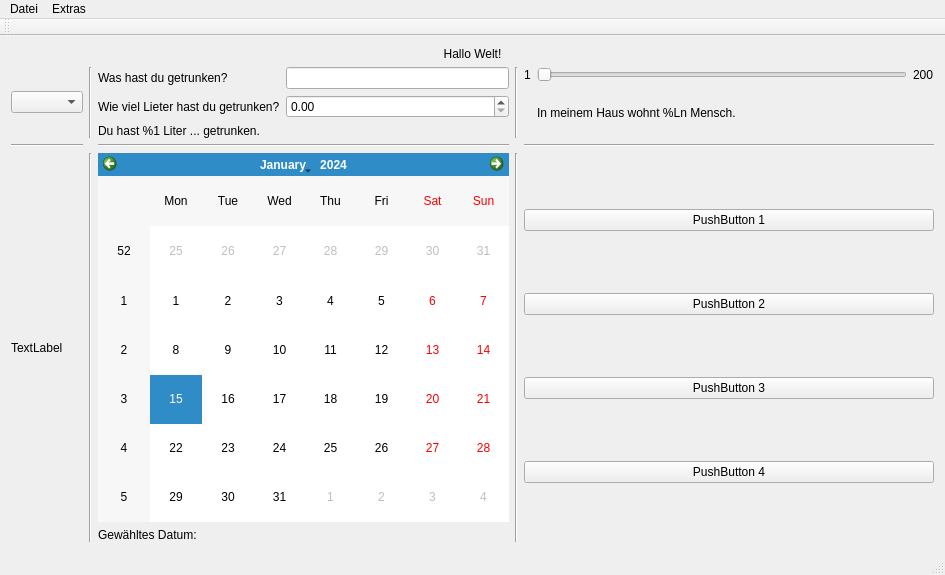
This is mainwindow.ui in benediktrauch/qt-multilang as Qt 5 draws it before an edit. The edited form follows.
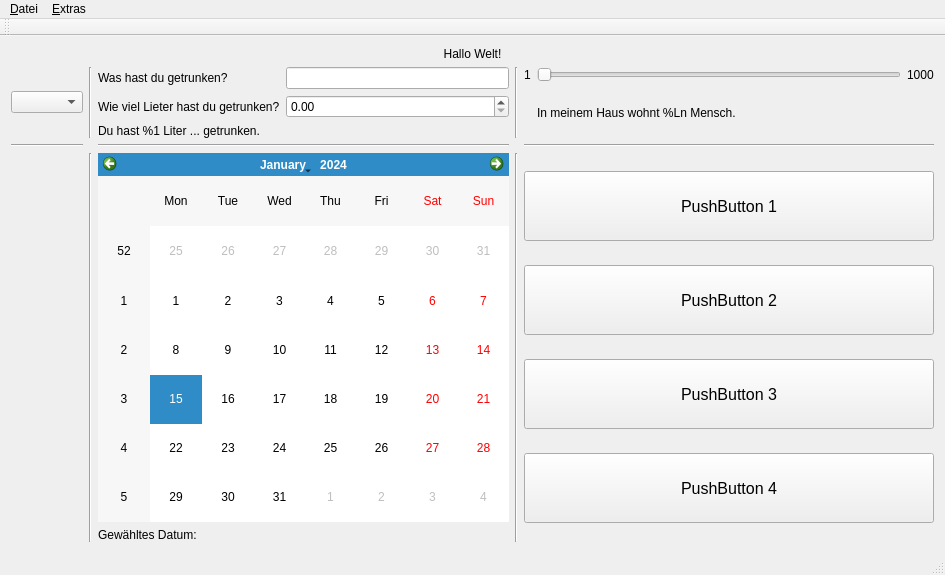
This is the edited form. Icons and pictures are not drawn.

Diff of the .ui file:
```diff
--- a/mainwindow.ui
+++ b/mainwindow.ui
@@ -52,30 +52,147 @@
        <layout class="QVBoxLayout" name="verticalLayout">
         <item>
          <widget class="QPushButton" name="pushButton_1">
+          <property name="sizePolicy">
+           <sizepolicy hsizetype="Minimum" vsizetype="Maximum">
+            <horstretch>0</horstretch>
+            <verstretch>0</verstretch>
+           </sizepolicy>
+          </property>
+          <property name="minimumSize">
+           <size>
+            <width>0</width>
+            <height>70</height>
+           </size>
+          </property>
+          <property name="baseSize">
+           <size>
+            <width>0</width>
+            <height>0</height>
+           </size>
+          </property>
+          <property name="font">
+           <font>
+            <pointsize>12</pointsize>
+           </font>
+          </property>
           <property name="text">
            <string>PushButton 1</string>
           </property>
+          <property name="icon">
+           <iconset resource="icons.qrc">
+            <normaloff>:/icons/smiling.png</normaloff>:/icons/smiling.png</iconset>
+          </property>
+          <property name="iconSize">
+           <size>
+            <width>50</width>
+            <height>50</height>
+           </size>
+          </property>
          </widget>
         </item>
         <item>
          <widget class="QPushButton" name="pushButton_3">
+          <property name="sizePolicy">
+           <sizepolicy hsizetype="Minimum" vsizetype="Maximum">
+            <horstretch>0</horstretch>
+            <verstretch>0</verstretch>
+           </sizepolicy>
+          </property>
+          <property name="minimumSize">
+           <size>
+            <width>0</width>
+            <height>70</height>
+           </size>
+          </property>
+          <property name="font">
+           <font>
+            <pointsize>12</pointsize>
+           </font>
+          </property>
           <property name="text">
            <string>PushButton 2</string>
           </property>
+          <property name="icon">
+           <iconset resource="icons.qrc">
+            <normaloff>:/icons/neutral.png</normaloff>:/icons/neutral.png</iconset>
+          </property>
+          <property name="iconSize">
+           <size>
+            <width>50</width>
+            <height>50</height>
+           </size>
+          </property>
          </widget>
         </item>
         <item>
          <widget class="QPushButton" name="pushButton_2">
+          <property name="sizePolicy">
+           <sizepolicy hsizetype="Minimum" vsizetype="Maximum">
+            <horstretch>0</horstretch>
+            <verstretch>0</verstretch>
+           </sizepolicy>
+          </property>
+          <property name="minimumSize">
+           <size>
+            <width>0</width>
+            <height>70</height>
+           </size>
+          </property>
+          <property name="font">
+           <font>
+            <pointsize>12</pointsize>
+           </font>
+          </property>
           <property name="text">
            <string>PushButton 3</string>
           </property>
+          <property name="icon">
+           <iconset resource="icons.qrc">
+            <normaloff>:/icons/thinking.png</normaloff>:/icons/thinking.png</iconset>
+          </property>
+          <property name="iconSize">
+           <size>
+            <width>50</width>
+            <height>50</height>
+           </size>
+          </property>
          </widget>
         </item>
         <item>
          <widget class="QPushButton" name="pushButton_4">
+          <property name="sizePolicy">
+           <sizepolicy hsizetype="Minimum" vsizetype="Maximum">
+            <horstretch>0</horstretch>
+            <verstretch>0</verstretch>
+           </sizepolicy>
+          </property>
+          <property name="minimumSize">
+           <size>
+            <width>0</width>
+            <height>70</height>
+           </size>
+          </property>
+          <property name="font">
+           <font>
+            <pointsize>12</pointsize>
+           </font>
+          </property>
           <property name="text">
            <string>PushButton 4</string>
           </property>
+          <property name="icon">
+           <iconset resource="icons.qrc">
+            <normaloff>:/icons/fearful.png</normaloff>:/icons/fearful.png</iconset>
+          </property>
+          <property name="iconSize">
+           <size>
+            <width>50</width>
+            <height>50</height>
+           </size>
+          </property>
+          <property name="shortcut">
+           <string>CapsLock</string>
+          </property>
          </widget>
         </item>
        </layout>
@@ -148,6 +265,27 @@
         </item>
        </layout>
       </item>
+      <item row="2" column="0">
+       <widget class="QLabel" name="image_label">
+        <property name="layoutDirection">
+         <enum>Qt::RightToLeft</enum>
+        </property>
+        <property name="styleSheet">
+         <string notr="true">image: url(:/images/bread_de.jpg);
+</string>
+        </property>
+        <property name="text">
+         <string/>
+        </property>
+       </widget>
+      </item>
+      <item row="0" column="1">
+       <widget class="Line" name="line_3">
+        <property name="orientation">
+         <enum>Qt::Vertical</enum>
+        </property>
+       </widget>
+      </item>
       <item row="0" column="4">
        <layout class="QGridLayout" name="gridLayout_3">
         <item row="1" column="1">
@@ -170,7 +308,7 @@
            <number>1</number>
           </property>
           <property name="maximum">
-           <number>200</number>
+           <number>1000</number>
           </property>
           <property name="orientation">
            <enum>Qt::Horizontal</enum>
@@ -180,26 +318,12 @@
         <item row="0" column="2">
          <widget class="QLabel" name="slider_end_label">
           <property name="text">
-           <string>200</string>
+           <string>1000</string>
           </property>
          </widget>
         </item>
        </layout>
       </item>
-      <item row="0" column="1">
-       <widget class="Line" name="line_3">
-        <property name="orientation">
-         <enum>Qt::Vertical</enum>
-        </property>
-       </widget>
-      </item>
-      <item row="2" column="0">
-       <widget class="QLabel" name="image_label">
-        <property name="text">
-         <string>TextLabel</string>
-        </property>
-       </widget>
-      </item>
       <item row="2" column="2">
        <layout class="QVBoxLayout" name="verticalLayout_3">
         <item>
@@ -229,7 +353,7 @@
    </property>
    <widget class="QMenu" name="menuDatei">
     <property name="title">
-     <string>Datei</string>
+     <string>&amp;Datei</string>
     </property>
     <addaction name="action_ffnen"/>
     <addaction name="actionSpeichern"/>
@@ -237,7 +361,7 @@
    </widget>
    <widget class="QMenu" name="menuExtras">
     <property name="title">
-     <string>Extras</string>
+     <string>&amp;Extras</string>
     </property>
     <widget class="QMenu" name="menuSprache">
      <property name="title">
```
Left out of the diff: 49 changed lines with no effect on the pictures.
